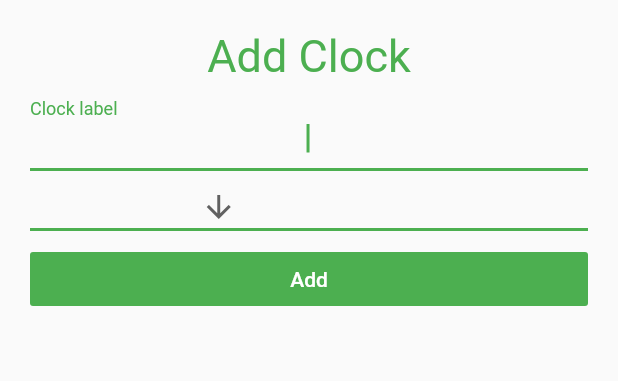
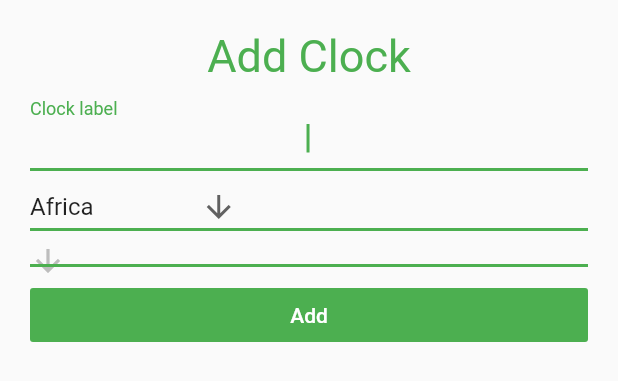
Before and after one commit to kennethbrewer3/world-clock, a Flutter app: the AddClockBottomSheet widget shown alone on an empty page, opened directly, on a phone screen of 412 x 824 dp. Shown: the top 381 px of the screen. Run offline on Flutter 3.47's test engine with Material 2 defaults, Android fonts, the phone set to English and light mode, and no system bars; our stand-ins replace font_awesome_flutter.

Commit message:
master - wired everything up to use durations and made sure everything worked with the new data classes TimeZoneRegion and TimeZone.

```diff
--- a/lib/data/clock.dart
+++ b/lib/data/clock.dart
@@ -3,34 +3,20 @@ import 'package:world_clock/data/time_zone.dart';
 
 class Clock {
   final TimeZone timeZone;
-  final bool daylightSavingsTime;
   final String label;
 
   Clock({
     @required this.timeZone,
-    @required this.daylightSavingsTime,
     @required this.label,
   });
 
-  double get utcOffset {
-    double utcOffset;
-    if (daylightSavingsTime == true) {
-      utcOffset = timeZone.daylightSavingsTimeOffset;
-    } else {
-      utcOffset = timeZone.standardOffset;
-    }
-    return utcOffset;
+  Duration get utcOffset {
+    return timeZone.offset;
   }
 
   @override
   String toString() {
-    double utcOffset;
-    if (daylightSavingsTime == true) {
-      utcOffset = timeZone.daylightSavingsTimeOffset;
-    } else {
-      utcOffset = timeZone.standardOffset;
-    }
-    return ('utcOffset: $utcOffset, label: $label,');
+    return ('utcOffset: ${timeZone.offset}, label: $label,');
   }
 
 
--- a/lib/data/time_zone.dart
+++ b/lib/data/time_zone.dart
@@ -1,18 +1,13 @@
 import 'package:meta/meta.dart';
 
 class TimeZone {
-  //Abbreviation	Time zone name	Location	Offset
   final String abbreviation;
   final String name;
-  final String region;
-  final double standardOffset;
-  final double daylightSavingsTimeOffset;
+  final Duration offset;
 
   TimeZone({
     @required this.abbreviation,
     @required this.name,
-    @required this.region,
-    @required this.standardOffset,
-    @required this.daylightSavingsTimeOffset
+    @required this.offset,
   });
 }
--- /dev/null
+++ b/lib/data/time_zone_region.dart
@@ -0,0 +1,35 @@
+import 'dart:collection';
+
+import 'package:meta/meta.dart';
+import 'package:world_clock/data/time_zone.dart';
+
+class TimeZoneRegion {
+  String name;
+  List<TimeZone> _timeZones;
+
+  TimeZoneRegion({@required this.name}) {
+    _timeZones = List<TimeZone>();
+  }
+
+  TimeZoneRegion.of(
+      String name,
+      List<TimeZone> timeZones
+      ) {
+    this.name = name;
+    _timeZones = List<TimeZone>()
+      ..addAll(timeZones);
+  }
+
+  bool addTimeZone(TimeZone timeZone) {
+    if (_timeZones.contains(timeZone)) {
+      return false;
+    } else {
+      _timeZones.add(timeZone);
+      return true;
+    }
+  }
+
+  UnmodifiableListView<TimeZone> get timeZones {
+    return UnmodifiableListView(_timeZones);
+  }
+}
--- a/lib/main.dart
+++ b/lib/main.dart
@@ -38,5 +38,6 @@ class MyApp extends StatelessWidget {
           }
       );
     }
+    return null;
   }
 }
--- a/lib/providers/add_clock_provider.dart
+++ b/lib/providers/add_clock_provider.dart
@@ -1,75 +1,109 @@
 import 'package:flutter/material.dart';
+import 'package:world_clock/data/time_zone.dart';
+import 'package:world_clock/data/time_zone_region.dart';
 
 class AddClockProvider with ChangeNotifier {
-  List<String> _timeZoneRegionList = <String>[
-    'Africa',
-    'Antarctica',
-    'Asia',
-    'Atlantic',
-    'Australia',
-    'Caribbean',
-    'Central America',
-    'Europe',
-    'Indian Ocean',
-    'Military',
-    'North America',
-    'Pacific',
-    'South America',
+  List<TimeZoneRegion> _timeZoneRegionList = <TimeZoneRegion>[
+    TimeZoneRegion.of('Africa', []),
+    TimeZoneRegion.of('Antarctica', []),
+    TimeZoneRegion.of('Asia', []),
+    TimeZoneRegion.of('Atlantic', []),
+    TimeZoneRegion.of('Australia', []),
+    TimeZoneRegion.of('Caribbean', []),
+    TimeZoneRegion.of('Central America', []),
+    TimeZoneRegion.of('Europe', []),
+    TimeZoneRegion.of('Indian Ocean', []),
+    TimeZoneRegion.of('Military', []),
+    TimeZoneRegion.of(
+      "North America",
+      [
+        TimeZone(
+          abbreviation: "GMT",
+          name: "Greenwich Mean Time",
+          offset: Duration(hours: 0),
+        ),
+        TimeZone(
+          abbreviation: "EDT",
+          name: "Eastern Daylight Time",
+          offset: Duration(hours: -4),
+        ),
+        TimeZone(
+          abbreviation: "CDT",
+          name: "Central Daylight Time",
+          offset: Duration(hours: -5),
+        ),
+        TimeZone(
+          abbreviation: "PDT",
+          name: "Pacific Daylight Time",
+          offset: Duration(hours: -7),
+        )
+      ],
+    ),
+    TimeZoneRegion.of('Pacific', []),
+    TimeZoneRegion.of('South America', []),
   ];
 
-  List<String> _timeZoneList = <String>[
-    'One', 'Two', 'Free', 'Four'
-  ];
+  TimeZoneRegion _timeZoneRegion;
+  TimeZone _timeZone;
 
-  String _timeZoneRegion;
-  String _timeZoneOffset;
+  AddClockProvider() {
+    _timeZoneRegion = _timeZoneRegionList[0];
+  }
 
-  List<DropdownMenuItem<String>> get timeZoneRegionList {
+  List<DropdownMenuItem<TimeZoneRegion>> get timeZoneRegionList {
     return _timeZoneRegionList
-        .map<DropdownMenuItem<String>>((String value) {
-      return DropdownMenuItem<String>(
-        value: value,
-        child: Text(value),
+        .map<DropdownMenuItem<TimeZoneRegion>>((TimeZoneRegion timeZoneRegion) {
+      return DropdownMenuItem<TimeZoneRegion>(
+        value: timeZoneRegion,
+        child: Text(timeZoneRegion.name),
       );
     }
     ).toList();
   }
 
-  List<DropdownMenuItem<String>> get timeZoneList {
-    return _timeZoneList
-        .map<DropdownMenuItem<String>>((String value) {
-      print("Current value: $value");
-      return DropdownMenuItem<String>(
-        value: value,
-        child: Text(value),
+  List<DropdownMenuItem<TimeZone>> get timeZoneList {
+    return _timeZoneRegion.timeZones
+        .map<DropdownMenuItem<TimeZone>>((TimeZone timeZone) {
+      return DropdownMenuItem<TimeZone>(
+        value: timeZone,
+        child: Text("${_formatDuration(timeZone.offset)} ${timeZone.name}"),
       );
     }
     ).toList();
   }
 
-  void updateTimeZoneRegionDropdown(String newRegion) {
-    _timeZoneRegion = newRegion;
+  String _formatDuration(Duration duration) {
+    Duration minutesDuration = duration - Duration(hours: duration.inHours);
+    String sign = duration.isNegative ? "" : "+";
+    String minutes = (minutesDuration.inMinutes < 10
+        ? "0${minutesDuration.inMinutes}"
+        : "${minutesDuration.inMinutes}");
+    return "$sign${duration.inHours}:${minutes.replaceAll("-", "")}";
+  }
+
+  void updateTimeZoneRegionDropdown(TimeZoneRegion newTimeZoneRegion) {
+    _timeZoneRegion = newTimeZoneRegion;
     notifyListeners();
   }
 
-  void updateTimeZoneDropdown(String newValue) {
-    _timeZoneOffset = newValue;
+  void updateTimeZoneDropdown(TimeZone newTimeZone) {
+    _timeZone = newTimeZone;
     notifyListeners();
   }
 
-  String get timeZoneRegion {
+  TimeZoneRegion get timeZoneRegion {
     return _timeZoneRegion;
   }
 
-  void setTimeZoneRegion(String newRegion) {
+  void setTimeZoneRegion(TimeZoneRegion newRegion) {
     _timeZoneRegion = newRegion;
   }
 
-  String get timeZoneOffset {
-    return _timeZoneOffset;
+  TimeZone get timeZone {
+    return _timeZone;
   }
 
-  set timeZoneOffset(String newValue) {
-    this._timeZoneOffset = newValue;
+  set timeZone(TimeZone timeZone) {
+    this._timeZone = timeZone;
   }
 }
--- a/lib/providers/clocks_provider.dart
+++ b/lib/providers/clocks_provider.dart
@@ -5,60 +5,54 @@ import 'package:intl/intl.dart';
 import 'package:world_clock/data/clock.dart';
 import 'dart:collection';
 import 'package:world_clock/data/time_zone.dart';
+import 'package:world_clock/data/time_zone_region.dart';
 
 class ClocksProvider with ChangeNotifier {
-//  DateTime _baseTime = DateTime.now().toUtc();
   Timer timer;
   bool _show24HourFormat = false;
   bool _showSeconds = false;
 
-  static final TimeZone utc = TimeZone(
+  static final TimeZoneRegion northAmerica = TimeZoneRegion.of(
+    "North America",
+    [
+      TimeZone(
         abbreviation: "GMT",
         name: "Greenwich Mean Time",
-      region: "Europe Africa North America Antarctica",
-      standardOffset: 0.0,
-      daylightSavingsTimeOffset: 0.0
-  );
-
-  static final TimeZone edt = TimeZone(
+        offset: Duration(hours: 0),
+      ),
+      TimeZone(
         abbreviation: "EDT",
         name: "Eastern Daylight Time",
-      region: "North America",
-      standardOffset: -4.0,
-      daylightSavingsTimeOffset: -4.0
-  );
-
-  static final TimeZone cdt = TimeZone(
+        offset: Duration(hours: -4),
+      ),
+      TimeZone(
         abbreviation: "CDT",
         name: "Central Daylight Time",
-      region: "North America",
-      standardOffset: -5.0,
-      daylightSavingsTimeOffset: -5.0
-  );
-
-  static final TimeZone pdt = TimeZone(
+        offset: Duration(hours: -5),
+      ),
+      TimeZone(
         abbreviation: "PDT",
         name: "Pacific Daylight Time",
-      region: "North America",
-      standardOffset: -7.0,
-      daylightSavingsTimeOffset: -7.0
+        offset: Duration(hours: -7),
+      )
+    ],
   );
 
   List<Clock> _clocks = [
     Clock(
-      timeZone: utc,
+      timeZone: northAmerica.timeZones[0],
       label: 'UTC',
     ),
     Clock(
-      timeZone: edt,
+      timeZone: northAmerica.timeZones[1],
       label: 'NYC',
     ),
     Clock(
-      timeZone: cdt,
+      timeZone: northAmerica.timeZones[2],
       label: 'Dallas',
     ),
     Clock(
-      timeZone: pdt,
+      timeZone: northAmerica.timeZones[3],
       label: 'Sacramento',
     )
   ];
@@ -75,25 +69,7 @@ class ClocksProvider with ChangeNotifier {
   }
 
   DateTime _getNowPlusOffset(Clock clock) {
-    int utcHours = 0;
-
-    if (clock.utcOffset < 0) {
-      utcHours = clock.utcOffset.ceil();
-    } else {
-      utcHours = clock.utcOffset.floor();
-    }
-
-    int utcMinutes = (60 * (clock.utcOffset - utcHours)).toInt();
-
-    return DateTime
-        .now()
-        .toUtc()
-        .add(
-          Duration(hours: utcHours)
-        )
-        .add(
-          Duration(minutes: utcMinutes)
-        );
+    return DateTime.now().toUtc().add(clock.utcOffset);
   }
 
   String getTime(Clock clock) {
@@ -192,6 +168,7 @@ class ClocksProvider with ChangeNotifier {
       _clocks.insert(position2, clock1);
       _clocks.insert(position1, clock2);
       notifyListeners();
+      return true;
     }
   }
 }
--- a/lib/screens/add_clock_bottom_sheet.dart
+++ b/lib/screens/add_clock_bottom_sheet.dart
@@ -1,5 +1,7 @@
 import 'package:flutter/material.dart';
 import 'package:provider/provider.dart';
+import 'package:world_clock/data/time_zone.dart';
+import 'package:world_clock/data/time_zone_region.dart';
 import 'package:world_clock/providers/add_clock_provider.dart';
 
 class AddClockBottomSheet extends StatelessWidget {
@@ -29,7 +31,7 @@ class AddClockBottomSheet extends StatelessWidget {
                 textAlign: TextAlign.center,
                 autofocus: true,
               ),
-              DropdownButton<String>(
+              DropdownButton<TimeZoneRegion>(
                 value: addClockProvider.timeZoneRegion,
                 icon: Icon(Icons.arrow_downward),
                 iconSize: 24,
@@ -43,6 +45,21 @@ class AddClockBottomSheet extends StatelessWidget {
                 ),
                 onChanged: addClockProvider.updateTimeZoneRegionDropdown,
                 items: addClockProvider.timeZoneRegionList,
+              ),
+              DropdownButton<TimeZone>(
+                value: addClockProvider.timeZone,
+                icon: Icon(Icons.arrow_downward),
+                iconSize: 24,
+                elevation: 16,
+                underline: Container(
+                  height: 2,
+                  color: Theme
+                      .of(context)
+                      .appBarTheme
+                      .color,
+                ),
+                onChanged: addClockProvider.updateTimeZoneDropdown,
+                items: addClockProvider.timeZoneList,
               ),
               FlatButton(
                 child: Text(
--- a/pubspec.yaml
+++ b/pubspec.yaml
@@ -47,8 +47,8 @@ flutter:
   uses-material-design: true
 
   # To add assets to your application, add an assets section, like this:
-  # assets:
-  #  - images/a_dot_ham.jpeg
+  assets:
+    - assets/timezones.json
 
   # An image asset can refer to one or more resolution-specific "variants", see
   # https://flutter.dev/assets-and-images/#resolution-aware.
```
Lines whose indentation alone changed are shown as unchanged.
